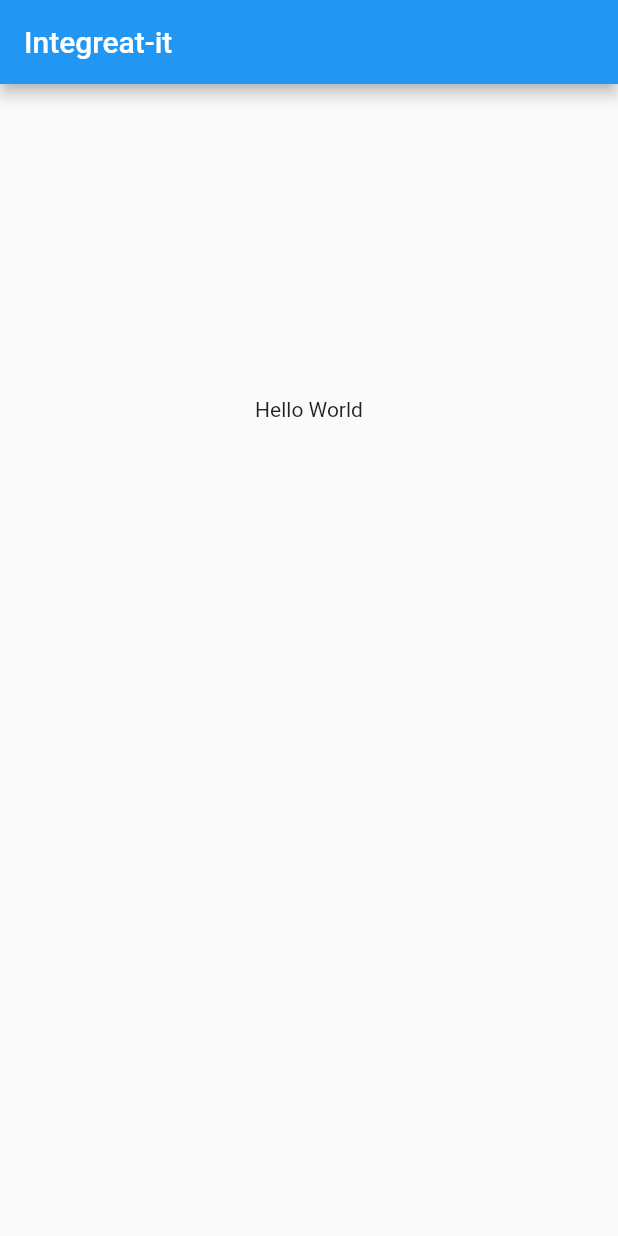
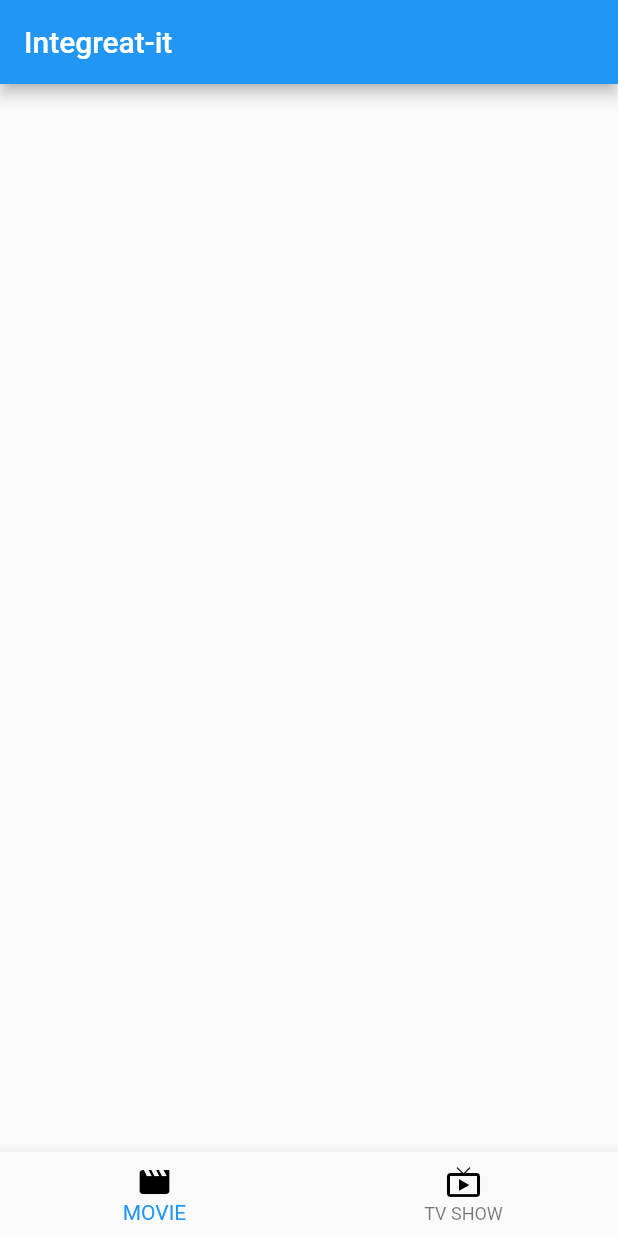
Before and after one commit to junifar/integreat-it, a Flutter app: the screen it shows after launch, on a phone screen of 412 x 824 dp. Run offline on Flutter 3.47's test engine with Material 2 defaults, Android fonts, the phone set to English and light mode, and no system bars.

```diff
--- a/lib/integreat.dart
+++ /dev/null
@@ -1,23 +0,0 @@
-import 'package:flutter/material.dart';
-import 'package:flutter/widgets.dart';
-
-class Integreat extends StatelessWidget {
-  @override
-  Widget build(BuildContext context) {
-    return Scaffold(
-      appBar: AppBar(
-        title: Text("Integreat-it"),
-      ),
-      body: Center(
-        child: Column(
-          children: <Widget>[
-            Text("Hello World",
-            style: TextStyle(
-              height: 20
-            ),),
-          ]
-          ),
-        )
-    );
-  }
-}
--- /dev/null
+++ b/lib/integreat/view.dart
@@ -0,0 +1,50 @@
+import 'package:flutter/material.dart';
+
+class IntegreatView extends StatefulWidget {
+  @override
+  _IntegreatViewState createState() => _IntegreatViewState();
+}
+
+class _IntegreatViewState extends State<IntegreatView> {
+  int _cIndex = 0;
+
+  void _increementTab(index){
+    setState(() {
+      _cIndex = index;
+    });
+  }
+
+  @override
+  Widget build(BuildContext context) {
+    return Scaffold(
+      appBar: AppBar(
+        title: Text("Integreat-it"),
+      ),
+      body: Center(
+        child: Column(children: <Widget>[
+        ],),
+      ),
+      bottomNavigationBar: BottomNavigationBar(
+        currentIndex: _cIndex,
+        type: BottomNavigationBarType.fixed,
+        items: [
+          BottomNavigationBarItem(
+            icon: Icon(Icons.movie, color: Color.fromARGB(255, 0, 0, 0),),
+            title: Text("MOVIE", style: TextStyle(
+              color: Color.fromARGB(255, 0, 0, 0)
+            ),)
+          ),
+          BottomNavigationBarItem(
+            icon: Icon(Icons.live_tv, color: Color.fromARGB(255, 0, 0, 0),),
+            title: Text("TV SHOW", style: TextStyle(
+              color: Color.fromARGB(255, 0, 0, 0)
+            ),)
+          )
+        ],
+        onTap: (index){
+          _increementTab(index);
+        },
+      ),
+    );
+  }
+}
--- a/lib/main.dart
+++ b/lib/main.dart
@@ -1,5 +1,5 @@
 import 'package:flutter/material.dart';
-import 'package:integreat/integreat.dart';
+import 'package:integreat/integreat/view.dart';
 
 void main() => runApp(MyApp());
 
@@ -12,7 +12,7 @@ class MyApp extends StatelessWidget {
         primarySwatch: Colors.blue,
       ),
       // home: MyHomePage(title: 'Flutter Demo Home Page'),
-      home: Integreat(),
+      home: IntegreatView(),
     );
   }
 }
```
Also changed, not shown: lib/integreat/integreat.dart (added, +37 -0 lines).
